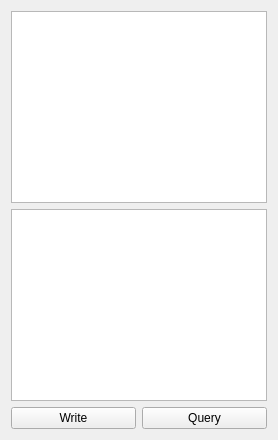
The window that src/tempcontroller/command.ui (kmnhan/1KARPES_DAQ) describes before a commit, drawn with Qt 5.
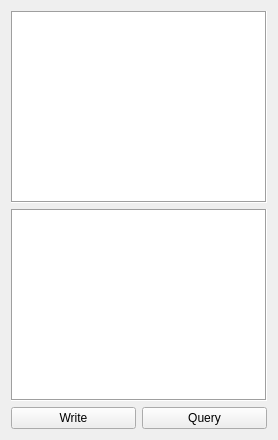
The same window after the commit.

```diff
--- a/src/tempcontroller/command.ui
+++ b/src/tempcontroller/command.ui
@@ -14,6 +14,9 @@
        <height>30</height>
       </size>
      </property>
+     <property name="frameShape">
+      <enum>QFrame::Box</enum>
+     </property>
     </widget>
    </item>
    <item>
@@ -24,6 +27,9 @@
        <height>30</height>
       </size>
      </property>
+     <property name="frameShape">
+      <enum>QFrame::Box</enum>
+     </property>
      <property name="horizontalScrollBarPolicy">
       <enum>Qt::ScrollBarAsNeeded</enum>
      </property>
```
